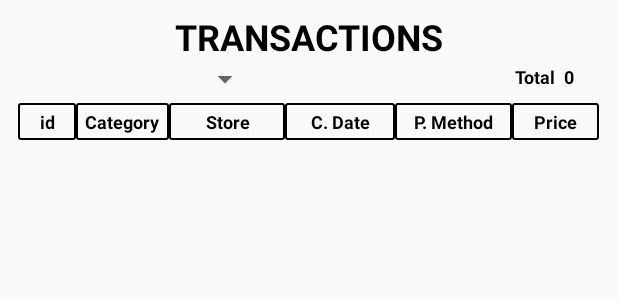
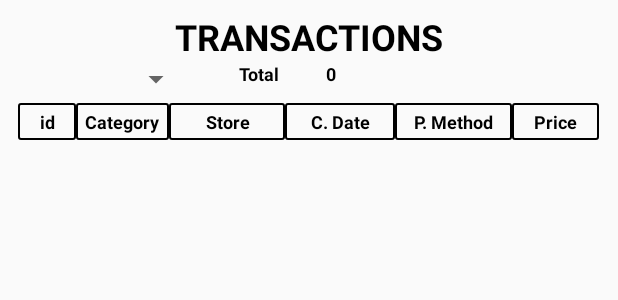
Before and after one commit to danielbr08/MonthlyBudgetSync, an Android app: the layout activity_transactions.xml on its own in the app's theme, with its tools: preview values and no code run, on a phone screen of 412 x 824 dp. Shown: the top 300 px of the screen. Run offline under Robolectric (Android 15) with nearby library versions, the phone set to English and light mode, and no system bars; Roboto replaces fonts that are not available here.

Commit message:
spinner adapter

```diff
--- a/app/src/main/java/com/brosh/finance/monthlybudgetsync/objects/CategoriesViewAdapter.java
+++ b/app/src/main/java/com/brosh/finance/monthlybudgetsync/adapters/CategoriesViewAdapter.java
@@ -1,4 +1,4 @@
-package com.brosh.finance.monthlybudgetsync.objects;
+package com.brosh.finance.monthlybudgetsync.adapters;
 
 import android.content.Context;
 import android.view.LayoutInflater;
@@ -8,6 +8,7 @@ import android.view.ViewGroup;
 import androidx.recyclerview.widget.RecyclerView;
 
 import com.brosh.finance.monthlybudgetsync.R;
+import com.brosh.finance.monthlybudgetsync.objects.Category;
 
 import java.util.List;
 
--- a/app/src/main/java/com/brosh/finance/monthlybudgetsync/objects/CategoryViewHolder.java
+++ b/app/src/main/java/com/brosh/finance/monthlybudgetsync/adapters/CategoryViewHolder.java
@@ -1,4 +1,4 @@
-package com.brosh.finance.monthlybudgetsync.objects;
+package com.brosh.finance.monthlybudgetsync.adapters;
 
 import android.graphics.Color;
 import android.view.View;
@@ -8,6 +8,7 @@ import androidx.annotation.NonNull;
 import androidx.recyclerview.widget.RecyclerView;
 
 import com.brosh.finance.monthlybudgetsync.R;
+import com.brosh.finance.monthlybudgetsync.objects.Category;
 import com.brosh.finance.monthlybudgetsync.services.UIService;
 
 import java.text.DecimalFormat;
--- a/app/src/main/java/com/brosh/finance/monthlybudgetsync/objects/TransactionViewHolder.java
+++ b/app/src/main/java/com/brosh/finance/monthlybudgetsync/adapters/TransactionViewHolder.java
@@ -1,4 +1,4 @@
-package com.brosh.finance.monthlybudgetsync.objects;
+package com.brosh.finance.monthlybudgetsync.adapters;
 
 import android.view.View;
 import android.widget.TextView;
@@ -8,6 +8,7 @@ import androidx.recyclerview.widget.RecyclerView;
 
 import com.brosh.finance.monthlybudgetsync.R;
 import com.brosh.finance.monthlybudgetsync.config.Config;
+import com.brosh.finance.monthlybudgetsync.objects.Transaction;
 import com.brosh.finance.monthlybudgetsync.services.DateService;
 import com.brosh.finance.monthlybudgetsync.services.UIService;
 
--- a/app/src/main/java/com/brosh/finance/monthlybudgetsync/objects/TransactionsViewAdapter.java
+++ b/app/src/main/java/com/brosh/finance/monthlybudgetsync/adapters/TransactionsViewAdapter.java
@@ -1,4 +1,4 @@
-package com.brosh.finance.monthlybudgetsync.objects;
+package com.brosh.finance.monthlybudgetsync.adapters;
 
 import android.content.Context;
 import android.view.LayoutInflater;
@@ -9,6 +9,7 @@ import androidx.annotation.NonNull;
 import androidx.recyclerview.widget.RecyclerView;
 
 import com.brosh.finance.monthlybudgetsync.R;
+import com.brosh.finance.monthlybudgetsync.objects.Transaction;
 
 import java.util.List;
 
--- a/app/src/main/java/com/brosh/finance/monthlybudgetsync/ui/BudgetActivity.java
+++ b/app/src/main/java/com/brosh/finance/monthlybudgetsync/ui/BudgetActivity.java
@@ -16,14 +16,13 @@ import android.view.View;
 import android.view.ViewGroup;
 import android.widget.Button;
 import android.widget.LinearLayout;
-import android.widget.ListView;
 import android.widget.TableLayout;
 import android.widget.TextView;
 
 import com.brosh.finance.monthlybudgetsync.R;
 import com.brosh.finance.monthlybudgetsync.config.Config;
 import com.brosh.finance.monthlybudgetsync.config.Definition;
-import com.brosh.finance.monthlybudgetsync.objects.CategoriesViewAdapter;
+import com.brosh.finance.monthlybudgetsync.adapters.CategoriesViewAdapter;
 import com.brosh.finance.monthlybudgetsync.objects.Category;
 import com.brosh.finance.monthlybudgetsync.objects.Month;
 import com.brosh.finance.monthlybudgetsync.services.DBService;
--- a/app/src/main/res/layout/activity_transactions.xml
+++ b/app/src/main/res/layout/activity_transactions.xml
@@ -48,19 +48,14 @@
 
                 <Spinner
                     android:id="@+id/categorySpinnerTransactions"
-                    android:layout_width="60dp"
+                    android:layout_width="wrap_content"
                     android:layout_height="wrap_content"
-                    android:layout_weight="0.5" />
-
-                <TextView
-                    android:layout_width="90dp"
-                    android:layout_height="wrap_content"
-                    android:layout_weight="0.35"
-                    android:text='' />
+                    android:minWidth="120dp"
+                    android:theme="@style/AppTheme.Spinner"/>
 
                 <TextView
                     android:id="@+id/textViewTotalTransactionsLabel"
-                    android:layout_width="wrap_content"
+                    android:layout_width="0dp"
                     android:layout_height="wrap_content"
                     android:layout_weight="0.05"
                     android:text='@string/total'
--- a/app/src/main/res/layout/custom_spinner.xml
+++ b/app/src/main/res/layout/custom_spinner.xml
@@ -5,5 +5,5 @@
     android:layout_height="wrap_content"
     android:padding="5dp"
     android:textColor="#000000"
-    android:textAlignment="center"
-    android:gravity="center_horizontal" />
+    android:textSize="14dp"
+    android:text="Example" />
--- a/app/src/main/res/values/styles.xml
+++ b/app/src/main/res/values/styles.xml
@@ -8,4 +8,19 @@
         <item name="colorAccent">@color/colorAccent</item>
     </style>
 
+    <style name="AppTheme.Spinner">
+        <item name="android:spinnerItemStyle">@style/SpinnerItem</item>
+        <item name="android:spinnerDropDownItemStyle">@style/SpinnerDropDownItem</item>
+    </style>
+
+    <style name="SpinnerItem">
+        <item name="android:gravity">right|center_vertical</item>
+        <item name="android:paddingRight">16dp</item>
+    </style>
+
+    <style name="SpinnerDropDownItem">
+        <item name="android:gravity">right|center_vertical</item>
+        <item name="android:paddingRight">16dp</item>
+    </style>
+
 </resources>
```
Also changed, not shown: app/src/main/java/com/brosh/finance/monthlybudgetsync/adapters/SpinnerAdapter.java (added, +56 -0 lines), app/src/main/java/com/brosh/finance/monthlybudgetsync/ui/Create_Budget_Activity.java (+5 -3 lines), app/src/main/java/com/brosh/finance/monthlybudgetsync/ui/TransactionsActivity.java (+3 -5 lines), app/src/main/res/layout/custom_spinner_eng.xml (deleted, +0 -12 lines).
